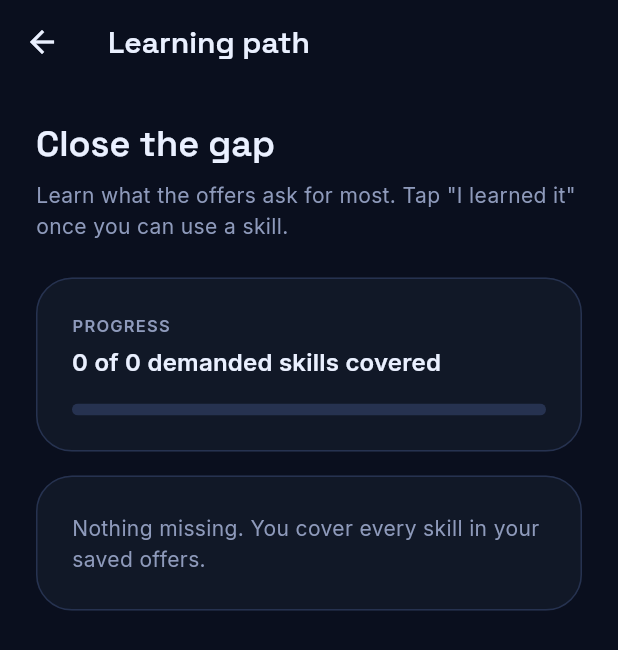
After one commit to oueslatimalek199-lab/skill_gap_radar, a Flutter app: the LearningPathPage screen opened directly, on a phone screen of 412 x 824 dp. The commit adds this screen. Shown: the top 650 px of the screen. Run offline on Flutter 3.47's test engine with Material 3 defaults, Android fonts, the phone set to English and light mode, and no system bars; our stand-ins replace fl_chart, google_fonts; network calls fail.

Commit message:
Add learning path screen

```diff
--- /dev/null
+++ b/lib/pages/learn/learning_path_page.dart
@@ -0,0 +1,185 @@
+// lib/pages/learn/learning_path_page.dart
+import 'package:flutter/material.dart';
+import 'package:url_launcher/url_launcher.dart';
+
+import '../../data/offers_store.dart';
+import '../../data/skills_store.dart';
+import '../../theme/app_theme.dart';
+
+/// Official learning pages for the most common skills.
+const _docs = {
+  'Flutter': 'https://docs.flutter.dev',
+  'Dart': 'https://dart.dev/language',
+  'Python': 'https://docs.python.org/3/tutorial/',
+  'SQL': 'https://www.w3schools.com/sql/',
+  'Power BI': 'https://learn.microsoft.com/en-us/power-bi/',
+  'Node.js': 'https://nodejs.org/en/learn',
+  'React': 'https://react.dev/learn',
+  'Git': 'https://git-scm.com/book',
+  'Docker': 'https://docs.docker.com/get-started/',
+  'Django': 'https://docs.djangoproject.com',
+  'MongoDB': 'https://learn.mongodb.com',
+};
+
+Uri _videos(String skill) => Uri.https('www.youtube.com', '/results', {
+  'search_query': '$skill tutorial for beginners',
+});
+
+class LearningPathPage extends StatelessWidget {
+  const LearningPathPage({super.key});
+
+  @override
+  Widget build(BuildContext context) {
+    final text = Theme.of(context).textTheme;
+
+    return Scaffold(
+      appBar: AppBar(title: const Text('Learning path')),
+      body: SafeArea(
+        child: ListenableBuilder(
+          listenable: Listenable.merge([mySkills, offers]),
+          builder: (context, _) {
+            final skills = mySkills.value;
+            final list = offers.value;
+            final d = demand(list);
+            final missing = topMissing(list, skills);
+            final covered = d.length - missing.length;
+            final coverage = d.isEmpty ? 0.0 : covered / d.length;
+
+            return ListView(
+              padding: const EdgeInsets.all(AppSpacing.lg),
+              children: [
+                Text('Close the gap', style: text.headlineMedium),
+                const SizedBox(height: AppSpacing.sm),
+                Text(
+                  'Learn what the offers ask for most. Tap "I learned it" once you can use a skill.',
+                  style: text.bodyMedium,
+                ),
+                const SizedBox(height: AppSpacing.lg),
+
+                Card(
+                  child: Padding(
+                    padding: const EdgeInsets.all(AppSpacing.lg),
+                    child: Column(
+                      crossAxisAlignment: CrossAxisAlignment.start,
+                      children: [
+                        Text('PROGRESS', style: text.labelSmall),
+                        const SizedBox(height: AppSpacing.xs),
+                        Text(
+                          '$covered of ${d.length} demanded skills covered',
+                          style: text.titleMedium,
+                        ),
+                        const SizedBox(height: AppSpacing.md),
+                        ClipRRect(
+                          borderRadius: BorderRadius.circular(AppRadius.pill),
+                          child: LinearProgressIndicator(
+                            value: coverage,
+                            minHeight: 8,
+                            color: AppColors.success,
+                          ),
+                        ),
+                      ],
+                    ),
+                  ),
+                ),
+                const SizedBox(height: AppSpacing.md),
+
+                if (missing.isEmpty)
+                  Card(
+                    child: Padding(
+                      padding: const EdgeInsets.all(AppSpacing.lg),
+                      child: Text(
+                        'Nothing missing. You cover every skill in your saved offers.',
+                        style: text.bodyMedium,
+                      ),
+                    ),
+                  )
+                else
+                  for (final m in missing)
+                    _SkillStep(name: m.key, count: m.value, total: list.length),
+              ],
+            );
+          },
+        ),
+      ),
+    );
+  }
+}
+
+class _SkillStep extends StatelessWidget {
+  final String name;
+  final int count;
+  final int total;
+  const _SkillStep({
+    required this.name,
+    required this.count,
+    required this.total,
+  });
+
+  @override
+  Widget build(BuildContext context) {
+    final text = Theme.of(context).textTheme;
+    final docs = _docs[name];
+
+    return Padding(
+      padding: const EdgeInsets.only(bottom: AppSpacing.md),
+      child: Card(
+        child: Padding(
+          padding: const EdgeInsets.all(AppSpacing.lg),
+          child: Column(
+            crossAxisAlignment: CrossAxisAlignment.start,
+            children: [
+              Row(
+                children: [
+                  Expanded(child: Text(name, style: text.titleMedium)),
+                  Text(
+                    '$count/$total offers',
+                    style: text.bodySmall?.copyWith(color: AppColors.amber),
+                  ),
+                ],
+              ),
+              const SizedBox(height: AppSpacing.md),
+              Wrap(
+                spacing: AppSpacing.sm,
+                runSpacing: AppSpacing.sm,
+                children: [
+                  if (docs != null)
+                    OutlinedButton.icon(
+                      onPressed: () => launchUrl(
+                        Uri.parse(docs),
+                        mode: LaunchMode.externalApplication,
+                      ),
+                      icon: const Icon(Icons.menu_book_outlined, size: 18),
+                      label: const Text('Official docs'),
+                    ),
+                  OutlinedButton.icon(
+                    onPressed: () => launchUrl(
+                      _videos(name),
+                      mode: LaunchMode.externalApplication,
+                    ),
+                    icon: const Icon(Icons.play_circle_outline, size: 18),
+                    label: const Text('Video tutorials'),
+                  ),
+                ],
+              ),
+              const SizedBox(height: AppSpacing.md),
+              FilledButton.tonalIcon(
+                onPressed: () {
+                  addSkill(name, 1);
+                  ScaffoldMessenger.of(context).showSnackBar(
+                    SnackBar(
+                      content: Text(
+                        '$name added as Beginner. Raise its level in My skills as you progress.',
+                      ),
+                    ),
+                  );
+                },
+                icon: const Icon(Icons.check),
+                label: const Text('I learned it'),
+              ),
+            ],
+          ),
+        ),
+      ),
+    );
+  }
+}
--- a/pubspec.yaml
+++ b/pubspec.yaml
@@ -37,6 +37,7 @@ dependencies:
   google_fonts: ^9.0.0
   fl_chart: ^1.3.1
   http: ^1.6.0
+  url_launcher: ^6.3.3
 
 dev_dependencies:
   flutter_test:
```
Also changed, not shown: lib/pages/home/dashboard_page.dart (+15 -0 lines), pubspec.lock, 6 other files.
